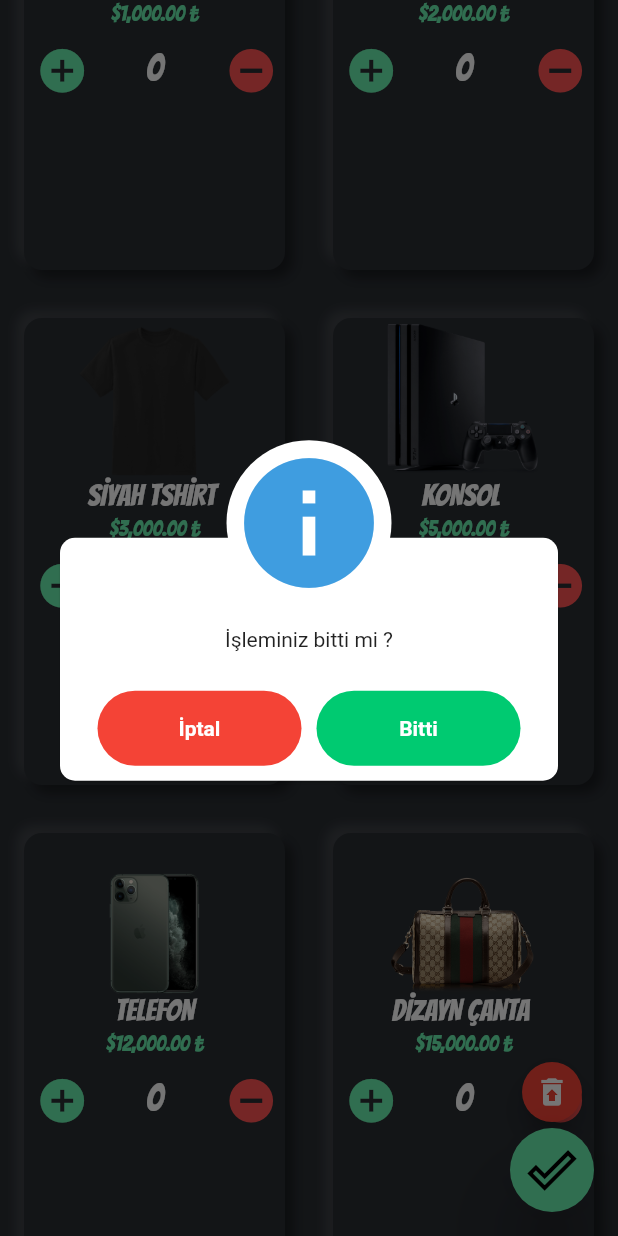
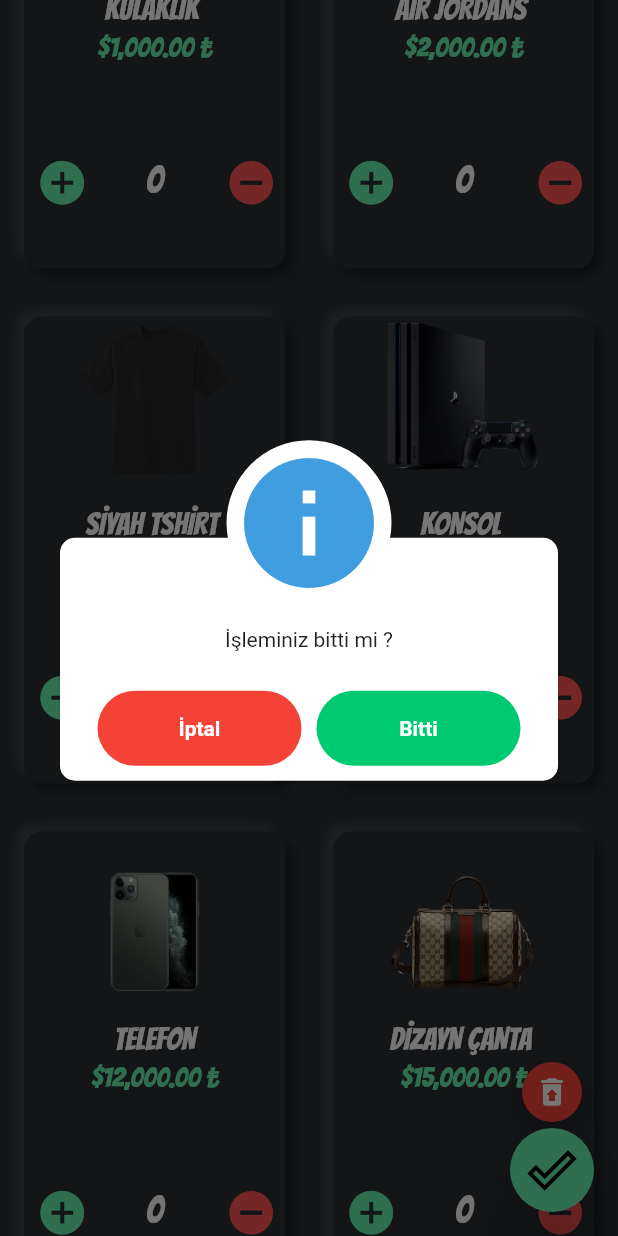
Before and after one commit to guccisekspir/acununparasiniharca, a Flutter app: the screen it shows after launch, scrolled down 1152 dp, after a tap on the "done outline" icon, on a phone screen of 412 x 824 dp. Run offline on Flutter 3.47's test engine with Material 2 defaults, Android fonts, the phone set to English and light mode, and no system bars; our stand-ins replace awesome_dialog, flutter_neumorphic, google_fonts, line_awesome_icons, screenshot; missing offline and left inert: firebase_admob, gradient_text, social_share; accounts and stored records are empty.

Commit message:
widgetlar cihaz ekran uzunluklarına göre ayarlandı

```diff
--- a/lib/pages/homePage.dart
+++ b/lib/pages/homePage.dart
@@ -176,7 +176,7 @@
                   child: Text(
                     "Kalan Para " + formatCurrency.format(servet) + " ₺",textAlign: TextAlign.center,
                     style:
-                        GoogleFonts.bangers(fontSize: 24, color: Colors.black),
+                        GoogleFonts.bangers(fontSize: MediaQuery.of(context).size.height/37, color: Colors.black),
                   ),
                 ),
               ),
@@ -185,7 +185,6 @@
               padding: const EdgeInsets.only(left: 100, right: 100, top: 20),
               child: GestureDetector(
                 onTap: () {
-                  debugPrint("tabbed");
                   RewardedVideoAd.instance.load(
                       adUnitId: RewardedVideoAd.testAdUnitId,
                       targetingInfo: AdMobFunc.targetingInfo);
@@ -210,9 +209,9 @@
                   child: Padding(
                     padding: const EdgeInsets.all(8.0),
                     child: Text(
-                      "300 MİLYON Ekle",
+                      "300 MİLYON Ekle",textAlign: TextAlign.center,
                       style: GoogleFonts.bangers(
-                          fontSize: 26, color: Colors.black),
+                          fontSize: MediaQuery.of(context).size.height/30, color: Colors.black),
                     ),
                   ),
                 ),
@@ -261,10 +260,13 @@
                             ),
                           ),
                         ),
+                        SizedBox(
+                          height: MediaQuery.of(context).size.height/40,//between image name
+                        ),
                         Text(
                           productsName[index],
                           style: GoogleFonts.bangers(
-                              fontSize: 20, color: Colors.white),
+                              fontSize: MediaQuery.of(context).size.height/40, color: Colors.white),
                         ),
                         SizedBox(
                           height: 5,
@@ -273,10 +275,10 @@
                           formatCurrency.format(newProducts[index].price) +
                               " ₺",
                           style: GoogleFonts.bangers(
-                              fontSize: 14, color: Colors.greenAccent),
+                              fontSize: MediaQuery.of(context).size.height/45, color: Colors.greenAccent),
                         ),
                         SizedBox(
-                          height: 5,
+                          height: MediaQuery.of(context).size.height/15, //between name buttons
                         ),
                         Row(
                           mainAxisAlignment: MainAxisAlignment.spaceBetween,
--- a/lib/util/myProducts.dart
+++ b/lib/util/myProducts.dart
@@ -2,7 +2,7 @@
 
 List<String> productsName = [
   "HAMBURGER ",
-  "SİYAH TSHİRT(ucuz) ",
+  "UCUZ TSHİRT ",
   "OYUN ",
   "BAĞIŞ ",
   "KULAKLIK ",
@@ -11,7 +11,7 @@
   "KONSOL ",
   "TELEFON" ,
   "DİZAYN ÇANTA ",
-  "MACBOOK PRO ",
+  "MACBOOK ",
   "MACPRO ",
   "JET SKI ",
   "4K TV ",
@@ -30,8 +30,8 @@
   "F16 ",
   "GÖKDELEN ",
   "ROKET ",
-  "AVRUPA 2.LİG TAKIMI ",
-  "SÜPER LİG TAKIMI ",
+  "AVRUPA 2.LİG ",
+  "SÜPERLİG TAKIMI ",
   "YOLCU UÇAĞI ",
   "DİNAZOR FOSİLİ ",
   "ADA ",
```
Also changed, not shown: lib/pages/summaryFile.dart (+6 -6 lines).
